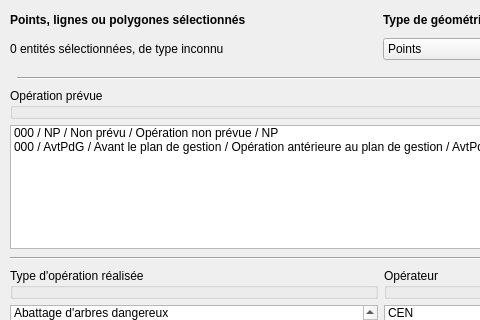
This is ui_operation.ui in VincentD/bdtravaux as Qt 5 draws it before an edit; both pictures show x 0 to 480 and y 82 to 402 of the 766 by 793 pixel window. The edited form follows.
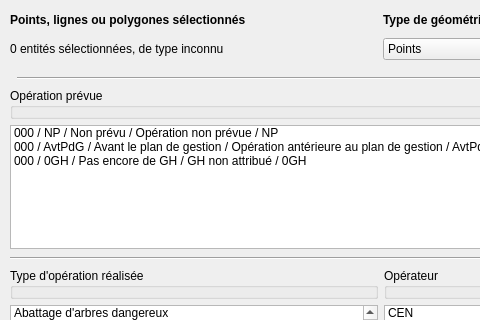
This is the edited form.

Commit message: Issue #35 : rétablissement des observateurs dans la combobox "sortie "du module "operations" Issue #36 : bugs dûs à la présence d'apostrophes dans les textes résolus. "Pas de GH" : item ajouté à la liste "opprev" du module "operations", tant que les GH n'ont pas été saisis pour tous les sites.

```diff
--- a/ui_operation.ui
+++ b/ui_operation.ui
@@ -272,6 +272,11 @@
         <string>000 / AvtPdG / Avant le plan de gestion / Opération antérieure au plan de gestion / AvtPdG</string>
        </property>
       </item>
+      <item>
+       <property name="text">
+        <string>000 / 0GH / Pas encore de GH / GH non attribué / 0GH</string>
+       </property>
+      </item>
      </widget>
     </item>
    </layout>
```
The commit also changes 3 other files.
